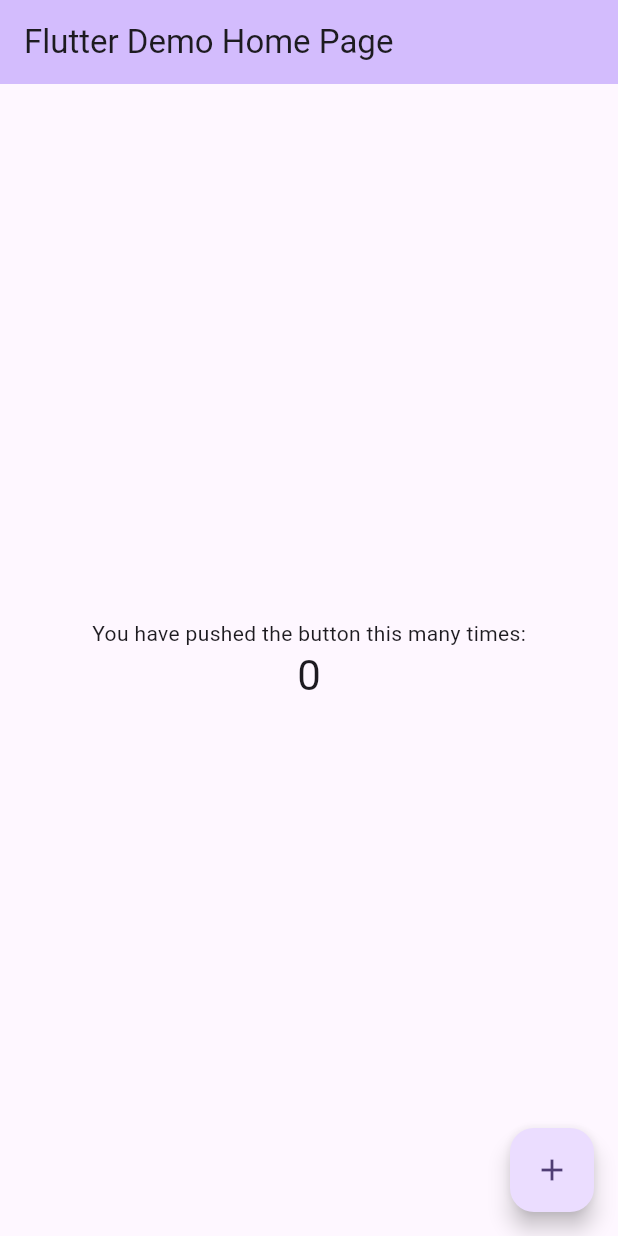
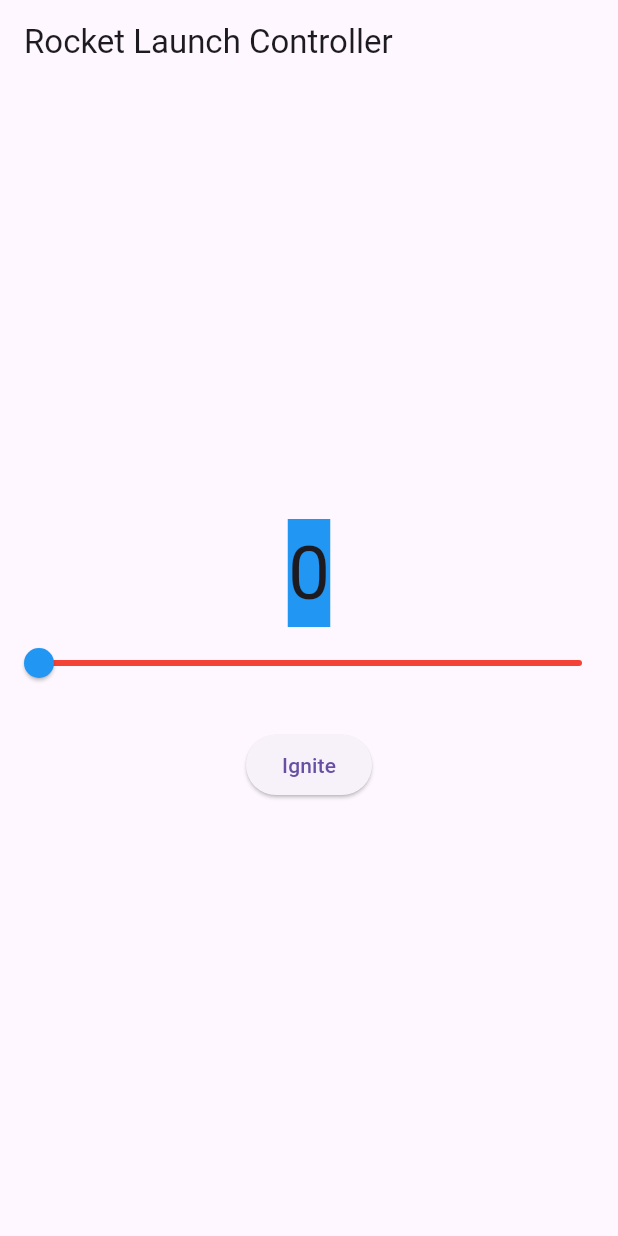
Before and after one commit to rdinani1/stateful_rocketlaunch, a Flutter app: the screen it shows after launch, on a phone screen of 412 x 824 dp. Run offline on Flutter 3.47's test engine with Material 3 defaults, Android fonts, the phone set to English and light mode, and no system bars.

Commit message:
Add Ignite button to starter app

```diff
--- a/lib/main.dart
+++ b/lib/main.dart
@@ -1,121 +1,80 @@
 import 'package:flutter/material.dart';
 
-void main() {
-  runApp(const MyApp());
-}
+void main() => runApp(const MyApp());
 
 class MyApp extends StatelessWidget {
   const MyApp({super.key});
 
-  // This widget is the root of your application.
   @override
   Widget build(BuildContext context) {
     return MaterialApp(
-      title: 'Flutter Demo',
+      title: 'Rocket Launch Controller',
       theme: ThemeData(
-        // This is the theme of your application.
-        //
-        // TRY THIS: Try running your application with "flutter run". You'll see
-        // the application has a purple toolbar. Then, without quitting the app,
-        // try changing the seedColor in the colorScheme below to Colors.green
-        // and then invoke "hot reload" (save your changes or press the "hot
-        // reload" button in a Flutter-supported IDE, or press "r" if you used
-        // the command line to start the app).
-        //
-        // Notice that the counter didn't reset back to zero; the application
-        // state is not lost during the reload. To reset the state, use hot
-        // restart instead.
-        //
-        // This works for code too, not just values: Most code changes can be
-        // tested with just a hot reload.
-        colorScheme: .fromSeed(seedColor: Colors.deepPurple),
+        primarySwatch: Colors.blue,
       ),
-      home: const MyHomePage(title: 'Flutter Demo Home Page'),
+      home: const CounterWidget(),
     );
   }
 }
 
-class MyHomePage extends StatefulWidget {
-  const MyHomePage({super.key, required this.title});
-
-  // This widget is the home page of your application. It is stateful, meaning
-  // that it has a State object (defined below) that contains fields that affect
-  // how it looks.
-
-  // This class is the configuration for the state. It holds the values (in this
-  // case the title) provided by the parent (in this case the App widget) and
-  // used by the build method of the State. Fields in a Widget subclass are
-  // always marked "final".
-
-  final String title;
+class CounterWidget extends StatefulWidget {
+  const CounterWidget({super.key});
 
   @override
-  State<MyHomePage> createState() => _MyHomePageState();
+  State<CounterWidget> createState() => _CounterWidgetState();
 }
 
-class _MyHomePageState extends State<MyHomePage> {
+class _CounterWidgetState extends State<CounterWidget> {
   int _counter = 0;
-
-  void _incrementCounter() {
-    setState(() {
-      // This call to setState tells the Flutter framework that something has
-      // changed in this State, which causes it to rerun the build method below
-      // so that the display can reflect the updated values. If we changed
-      // _counter without calling setState(), then the build method would not be
-      // called again, and so nothing would appear to happen.
-      _counter++;
-    });
-  }
 
   @override
   Widget build(BuildContext context) {
-    // This method is rerun every time setState is called, for instance as done
-    // by the _incrementCounter method above.
-    //
-    // The Flutter framework has been optimized to make rerunning build methods
-    // fast, so that you can just rebuild anything that needs updating rather
-    // than having to individually change instances of widgets.
     return Scaffold(
       appBar: AppBar(
-        // TRY THIS: Try changing the color here to a specific color (to
-        // Colors.amber, perhaps?) and trigger a hot reload to see the AppBar
-        // change color while the other colors stay the same.
-        backgroundColor: Theme.of(context).colorScheme.inversePrimary,
-        // Here we take the value from the MyHomePage object that was created by
-        // the App.build method, and use it to set our appbar title.
-        title: Text(widget.title),
+        title: const Text('Rocket Launch Controller'),
       ),
-      body: Center(
-        // Center is a layout widget. It takes a single child and positions it
-        // in the middle of the parent.
-        child: Column(
-          // Column is also a layout widget. It takes a list of children and
-          // arranges them vertically. By default, it sizes itself to fit its
-          // children horizontally, and tries to be as tall as its parent.
-          //
-          // Column has various properties to control how it sizes itself and
-          // how it positions its children. Here we use mainAxisAlignment to
-          // center the children vertically; the main axis here is the vertical
-          // axis because Columns are vertical (the cross axis would be
-          // horizontal).
-          //
-          // TRY THIS: Invoke "debug painting" (choose the "Toggle Debug Paint"
-          // action in the IDE, or press "p" in the console), to see the
-          // wireframe for each widget.
-          mainAxisAlignment: .center,
-          children: [
-            const Text('You have pushed the button this many times:'),
-            Text(
-              '$_counter',
-              style: Theme.of(context).textTheme.headlineMedium,
+      body: Column(
+        mainAxisAlignment: MainAxisAlignment.center,
+        children: [
+          Center(
+            child: Container(
+              color: Colors.blue,
+              child: Text(
+                '$_counter',
+                style: const TextStyle(fontSize: 50.0),
+              ),
             ),
-          ],
-        ),
-      ),
-      floatingActionButton: FloatingActionButton(
-        onPressed: _incrementCounter,
-        tooltip: 'Increment',
-        child: const Icon(Icons.add),
+          ),
+
+          // Slider
+          Slider(
+            min: 0,
+            max: 100,
+            divisions: 100,
+            value: _counter.toDouble(),
+            onChanged: (double value) {
+              setState(() {
+                _counter = value.toInt();
+              });
+            },
+            activeColor: Colors.blue,
+            inactiveColor: Colors.red,
+          ),
+
+          const SizedBox(height: 20),
+
+          // 🔥 Ignite Button
+          ElevatedButton(
+            onPressed: () {
+              setState(() {
+                if (_counter < 100) {
+                  _counter++;
+                }
+              });
+            },
+            child: const Text('Ignite'),
+          ),
+        ],
       ),
     );
   }
```
